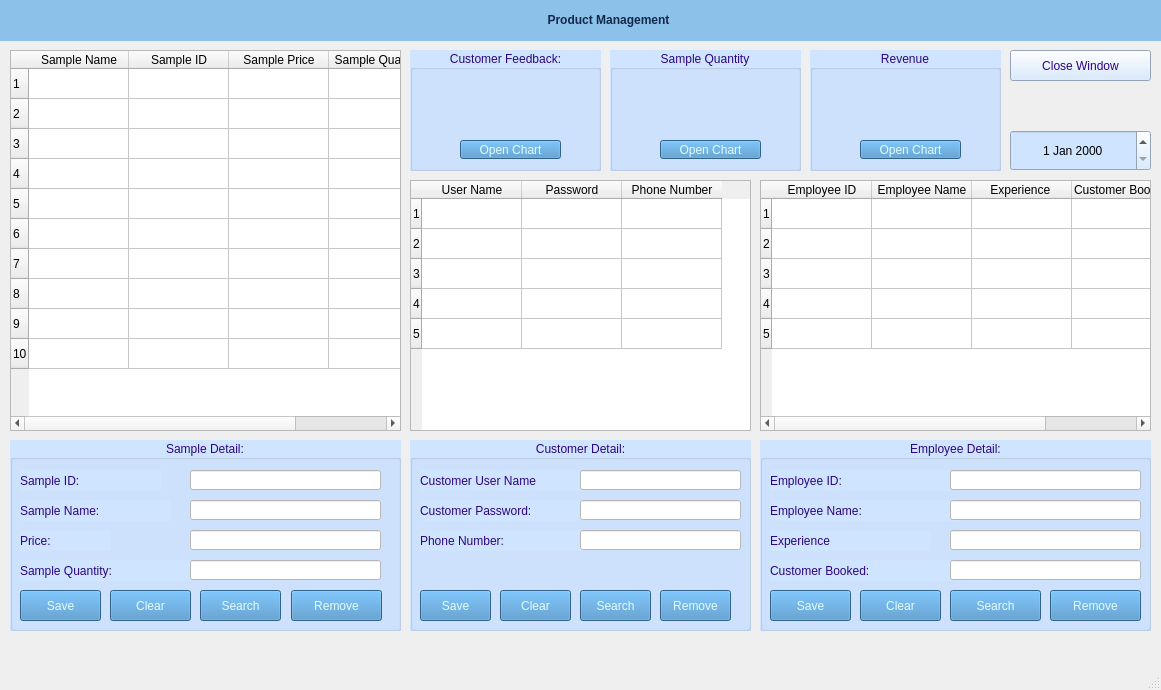
Old version of the form ui/ProductMainWindow.ui in the repository hueptkk24411e-dotcom/ktlt-uel.
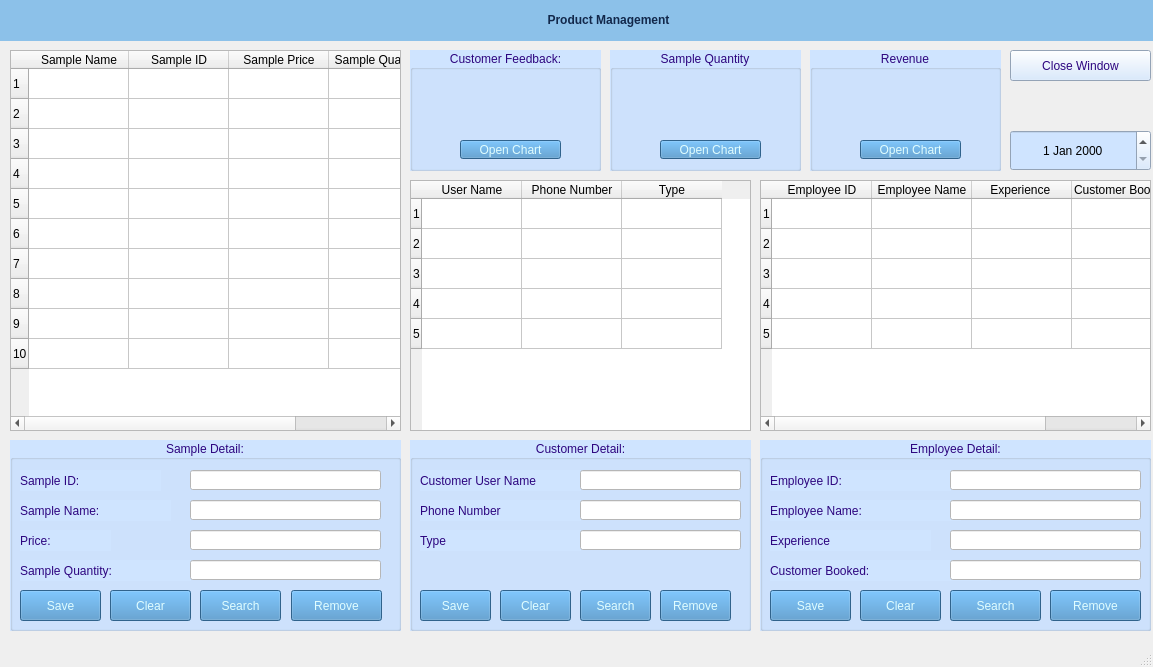
New version of the form.

Diff of the .ui file:
```diff
--- a/ui/ProductMainWindow.ui
+++ b/ui/ProductMainWindow.ui
@@ -6,8 +6,8 @@
    <rect>
     <x>0</x>
     <y>0</y>
-    <width>1161</width>
-    <height>690</height>
+    <width>1153</width>
+    <height>667</height>
    </rect>
   </property>
   <property name="windowTitle">
@@ -484,7 +484,7 @@
       </rect>
      </property>
      <property name="text">
-      <string>Customer Password:</string>
+      <string>Phone Number</string>
      </property>
     </widget>
     <widget class="QLabel" name="label_7">
@@ -497,7 +497,7 @@
       </rect>
      </property>
      <property name="text">
-      <string>Phone Number:</string>
+      <string>Type</string>
      </property>
     </widget>
     <widget class="QLineEdit" name="lineEditCustomerUserName">
@@ -773,7 +773,7 @@
     </column>
     <column>
      <property name="text">
-      <string>Password</string>
+      <string>Phone Number</string>
      </property>
      <property name="background">
       <color>
@@ -785,7 +785,7 @@
     </column>
     <column>
      <property name="text">
-      <string>Phone Number</string>
+      <string>Type</string>
      </property>
      <property name="background">
       <color>
```
Left out of the diff: 4 changed lines with no effect on the pictures.
